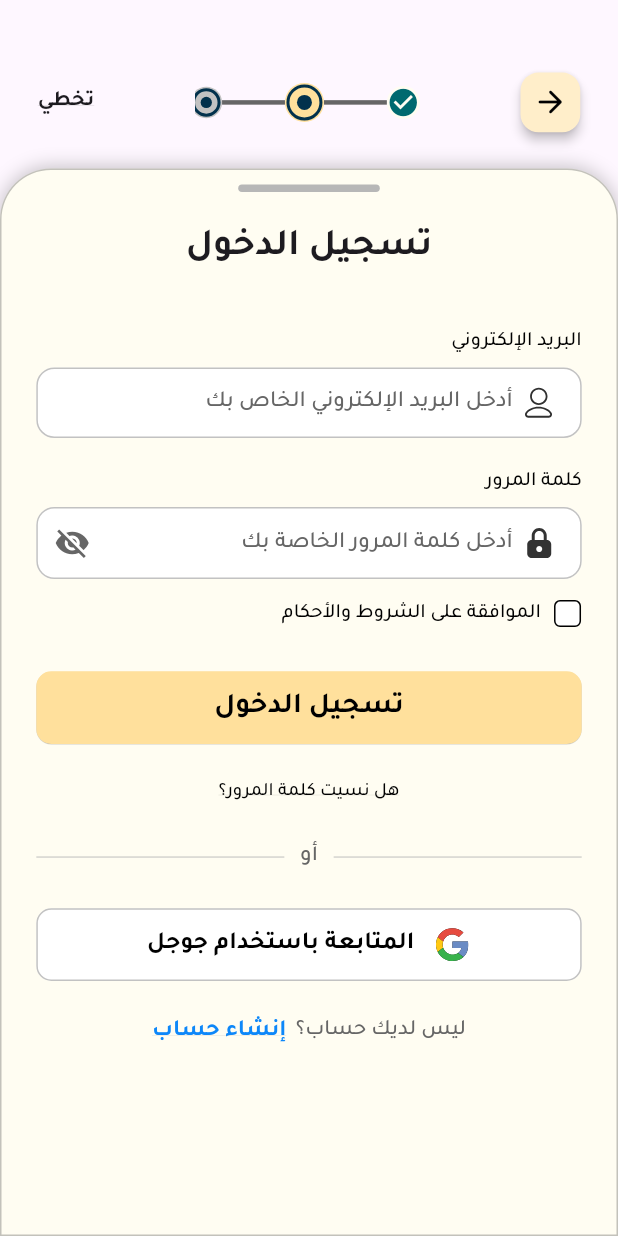
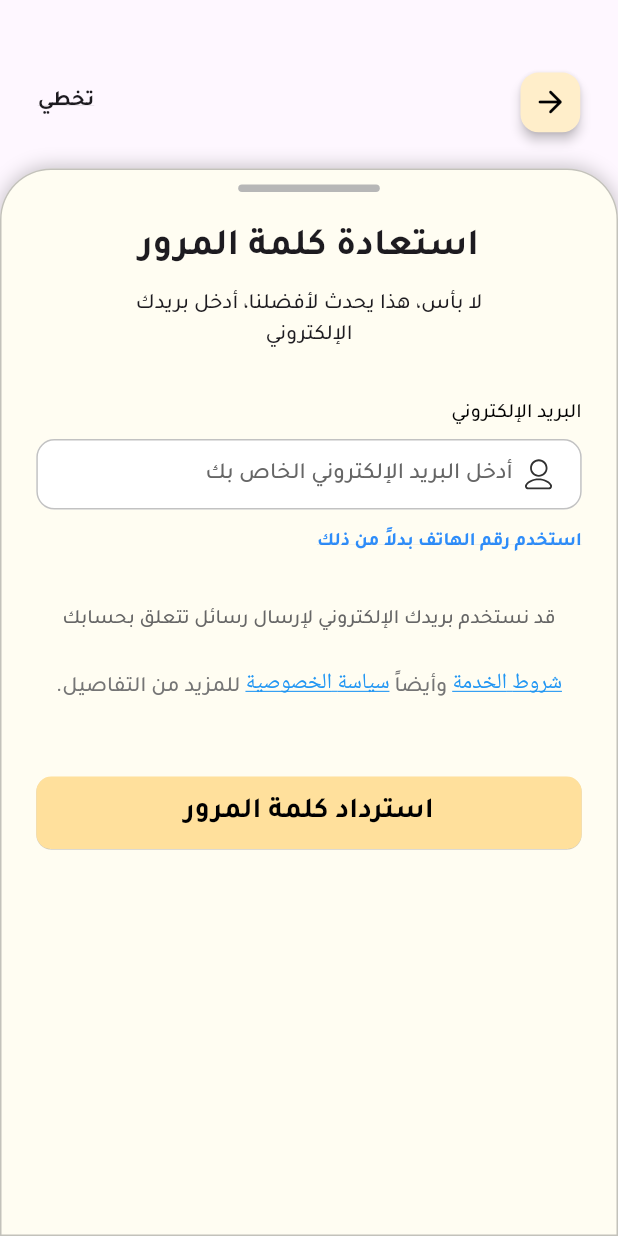
Before and after one commit to moayyad24/old_but_gold, a Flutter app: the screen it shows after launch, after a tap on "هل نسيت كلمة المرور؟", on a phone screen of 412 x 824 dp. Run offline on Flutter 3.47's test engine with Material 3 defaults, Android fonts, the phone set to English and light mode, and no system bars; our stand-ins replace device_preview, flutter_screenutil, flutter_svg; missing offline and left inert: slang; generated files the repository leaves out were written again; statements that could not run were skipped.

Commit message:
finish forget password screen ui

```diff
--- a/assets/i18n/ar.i18n.json
+++ b/assets/i18n/ar.i18n.json
@@ -6,7 +6,7 @@
         "password": "كلمة المرور",
         "enter_your_password": "أدخل كلمة المرور الخاصة بك",
         "remember_me": "تذكرني",
-        "forget_password": "هل نسيت كلمة المرور؟",
+        "forget_your_password": "هل نسيت كلمة المرور؟",
         "or": "أو",
         "continue_with_google": "المتابعة باستخدام جوجل",
         "email_example": "أدخل البريد الإلكتروني الخاص بك",
@@ -15,6 +15,16 @@
         "agree_privacy_terms_and_politics": "الموافقة على الشروط والأحكام",
         "already_have_account": "لديك حساب بالفعل؟",
         "repeat_password": "أعد إدخال كلمة المرور",
-        "confirm_password": "تأكيد كلمة المرور"
+        "confirm_password": "تأكيد كلمة المرور",
+        "forget_password": "استعادة كلمة المرور",
+        "its_ok": "لا بأس، هذا يحدث لأفضلنا، أدخل بريدك الإلكتروني",
+        "use_phone_instead": "استخدم رقم الهاتف بدلاً من ذلك",
+        "we_may_use_your_email_address": "قد نستخدم بريدك الإلكتروني لإرسال رسائل تتعلق بحسابك",
+        "recover_password": "استرداد كلمة المرور",
+        "you_can_check_out_our": "يمكنك الاطلاع على ",
+        "terms_of_service": "شروط الخدمة",
+        "and_also": " وأيضاً ",
+        "privacy_policy": "سياسة الخصوصية",
+        "for_more_details": " للمزيد من التفاصيل."
     }
 }
--- a/assets/i18n/en.i18n.json
+++ b/assets/i18n/en.i18n.json
@@ -6,7 +6,7 @@
         "password": "Password",
         "enter_your_password": "Enter Your Password",
         "remember_me": "Remember me",
-        "forget_password": "Forget your password?",
+        "forget_your_password": "Forget your password?",
         "or": "Or",
         "continue_with_google": "Continue with Google",
         "email_example": "Email@example.com",
@@ -15,6 +15,16 @@
         "agree_privacy_terms_and_politics": "Agree Privacy terms & Politics",
         "already_have_account": "Already have an account?",
         "repeat_password": "Repeat Password",
-        "confirm_password": "Confirm Password"
+        "confirm_password": "Confirm Password",
+        "forget_password": "Forget Password",
+        "its_ok": "It’s ok, it happens to the best of us, enter your address email",
+        "use_phone_instead": "Use phone instead",
+        "we_may_use_your_email_address": "We may use your email address to send you messages with information regarding your account",
+        "recover_password": "Recover Password",
+        "you_can_check_out_our ": "You can check out our ",
+        "terms_of_service": "Terms of Service",
+        "and_also": " and also ",
+        "privacy_policy": "Privacy Policy",
+        "for_more_details": ", for more details."
     }
 }
--- a/lib/core/constants/routes.dart
+++ b/lib/core/constants/routes.dart
@@ -2,4 +2,5 @@ class Routes {
   static const String homeScreen = '/';
   static const String loginScreen = '/';
   static const String signUpScreen = '/signUpScreen';
+  static const String forgetPasswordScreen = '/forgetPasswordScreen';
 }
--- a/lib/core/helper/app_router.dart
+++ b/lib/core/helper/app_router.dart
@@ -1,5 +1,6 @@
 import 'package:flutter/material.dart';
 import 'package:old_but_gold/core/constants/routes.dart';
+import 'package:old_but_gold/features/auth/ui/forget_password_screen.dart';
 import 'package:old_but_gold/features/auth/ui/login_screen.dart';
 import 'package:old_but_gold/features/auth/ui/sign_up_screen.dart';
 
@@ -10,6 +11,8 @@ class AppRouter {
         return _buildLoginScreen();
       case Routes.signUpScreen:
         return _buildSignUpScreen();
+      case Routes.forgetPasswordScreen:
+        return _buildForgetPasswordScreen();
       default:
         return null;
     }
@@ -22,4 +25,8 @@ class AppRouter {
   Route _buildSignUpScreen() {
     return MaterialPageRoute(builder: (_) => const SignUpScreen());
   }
+
+  Route _buildForgetPasswordScreen() {
+    return MaterialPageRoute(builder: (_) => const ForgetPasswordScreen());
+  }
 }
--- /dev/null
+++ b/lib/features/auth/ui/forget_password_screen.dart
@@ -0,0 +1,93 @@
+import 'package:flutter/material.dart';
+import 'package:flutter_screenutil/flutter_screenutil.dart';
+import 'package:old_but_gold/core/theme/app_colors.dart';
+import 'package:old_but_gold/core/widgets/drag_handle.dart';
+import 'package:old_but_gold/features/auth/ui/widgets/auth_app_bar.dart';
+import 'package:old_but_gold/features/auth/ui/widgets/auth_button.dart';
+import 'package:old_but_gold/features/auth/ui/widgets/auth_field.dart';
+import 'package:old_but_gold/features/auth/ui/widgets/content_area.dart';
+import 'package:old_but_gold/features/auth/ui/widgets/terms_and_privacy_text.dart';
+import 'package:old_but_gold/i18n/strings.g.dart';
+
+class ForgetPasswordScreen extends StatelessWidget {
+  const ForgetPasswordScreen({super.key});
+
+  @override
+  Widget build(BuildContext context) {
+    return Scaffold(
+      body: Column(
+        children: [
+          AuthAppBar(),
+          ContentArea(
+            child: Column(
+              children: [
+                DragHandle(),
+                SizedBox(height: 20.h),
+                Text(
+                  t.auth.forget_password,
+                  style: TextStyle(
+                    fontSize: 26.sp,
+                    fontWeight: FontWeight.bold,
+                  ),
+                ),
+                SizedBox(height: 10.h),
+                Padding(
+                  padding: const EdgeInsets.symmetric(horizontal: 42),
+                  child: Text(
+                    t.auth.its_ok,
+                    style: TextStyle(
+                      fontSize: 15.sp,
+                      fontWeight: FontWeight.w500,
+                    ),
+                    textAlign: TextAlign.center,
+                  ),
+                ),
+                SizedBox(height: 32.h),
+                AuthField(
+                  fieldTitle: t.auth.email,
+                  hintText: t.auth.email_example,
+                  iconPath: 'assets/icons/user_icon.svg',
+                  myController: TextEditingController(),
+                  checkValid: (_) {
+                    return null;
+                  },
+                ),
+                SizedBox(height: 13.h),
+                Align(
+                  alignment: AlignmentDirectional.centerStart,
+                  child: Text(
+                    t.auth.use_phone_instead,
+                    style: TextStyle(
+                      fontSize: 13.sp,
+                      decoration: TextDecoration.underline,
+                      color: AppColors.blue2E8DFA,
+                      fontWeight: FontWeight.w600,
+                    ),
+                  ),
+                ),
+                SizedBox(height: 34.h),
+                Text(
+                  t.auth.we_may_use_your_email_address,
+                  style: TextStyle(
+                    fontSize: 14.sp,
+                    color: AppColors.grey666666,
+                    fontWeight: FontWeight.w500,
+                  ),
+                ),
+                SizedBox(height: 23.h),
+                TermsAndPrivacyText(),
+                SizedBox(height: 53.h),
+                AuthButton(
+                  text: t.auth.recover_password,
+                  onPressed: () {
+                    //Logic here
+                  },
+                ),
+              ],
+            ),
+          ),
+        ],
+      ),
+    );
+  }
+}
--- a/lib/features/auth/ui/login_screen.dart
+++ b/lib/features/auth/ui/login_screen.dart
@@ -75,7 +75,9 @@ class LoginScreen extends StatelessWidget {
                 SizedBox(height: 24.h),
                 ForgotPasswordText(
                   onTap: () {
-                    // Handle forgotten password flow
+                    Navigator.of(
+                      context,
+                    ).pushNamed(Routes.forgetPasswordScreen);
                   },
                 ),
                 SizedBox(height: 24.h),
--- a/lib/features/auth/ui/widgets/auth_app_bar.dart
+++ b/lib/features/auth/ui/widgets/auth_app_bar.dart
@@ -5,8 +5,8 @@ import 'package:old_but_gold/features/auth/ui/widgets/custom_stepper.dart';
 import 'package:old_but_gold/i18n/strings.g.dart';
 
 class AuthAppBar extends StatelessWidget {
-  final List<DotState> dots;
-  const AuthAppBar({super.key, required this.dots});
+  final List<DotState>? dots;
+  const AuthAppBar({super.key, this.dots});
 
   @override
   Widget build(BuildContext context) {
@@ -16,7 +16,7 @@ class AuthAppBar extends StatelessWidget {
         mainAxisAlignment: MainAxisAlignment.spaceBetween,
         children: [
           AppBackButton(),
-          CustomStepper(dots: dots),
+          dots != null ? CustomStepper(dots: dots!) : SizedBox.shrink(),
           Text(
             t.auth.skip,
             style: TextStyle(
--- a/lib/features/auth/ui/widgets/forget_password_text.dart
+++ b/lib/features/auth/ui/widgets/forget_password_text.dart
@@ -13,7 +13,7 @@ class ForgotPasswordText extends StatelessWidget {
     return GestureDetector(
       onTap: onTap,
       child: Text(
-        t.auth.forget_password,
+        t.auth.forget_your_password,
         style: TextStyle(
           fontSize: 13.sp,
           color: AppColors.black,
--- /dev/null
+++ b/lib/features/auth/ui/widgets/terms_and_privacy_text.dart
@@ -0,0 +1,45 @@
+import 'package:flutter/gestures.dart';
+import 'package:flutter/material.dart';
+import 'package:flutter_screenutil/flutter_screenutil.dart';
+import 'package:old_but_gold/i18n/strings.g.dart';
+
+class TermsAndPrivacyText extends StatelessWidget {
+  const TermsAndPrivacyText({super.key});
+
+  @override
+  Widget build(BuildContext context) {
+    return RichText(
+      text: TextSpan(
+        style: TextStyle(
+          fontFamily: 'Tajawal',
+          fontWeight: FontWeight.w500,
+          fontSize: 15.sp,
+          color: Colors.grey[600],
+        ),
+        children: [
+          TextSpan(text: t.auth.you_can_check_out_our),
+          TextSpan(
+            text: t.auth.terms_of_service,
+            style: const TextStyle(
+              decoration: TextDecoration.underline,
+              fontWeight: FontWeight.w500,
+              color: Colors.blue,
+            ),
+            recognizer: TapGestureRecognizer()..onTap = () {},
+          ),
+          TextSpan(text: t.auth.and_also),
+          TextSpan(
+            text: t.auth.privacy_policy,
+            style: const TextStyle(
+              decoration: TextDecoration.underline,
+              fontWeight: FontWeight.w500,
+              color: Colors.blue,
+            ),
+            recognizer: TapGestureRecognizer()..onTap = () {},
+          ),
+          TextSpan(text: t.auth.for_more_details),
+        ],
+      ),
+    );
+  }
+}
```
Also changed, not shown: lib/i18n/strings.g.dart, lib/i18n/strings_ar.g.dart, lib/i18n/strings_en.g.dart.
